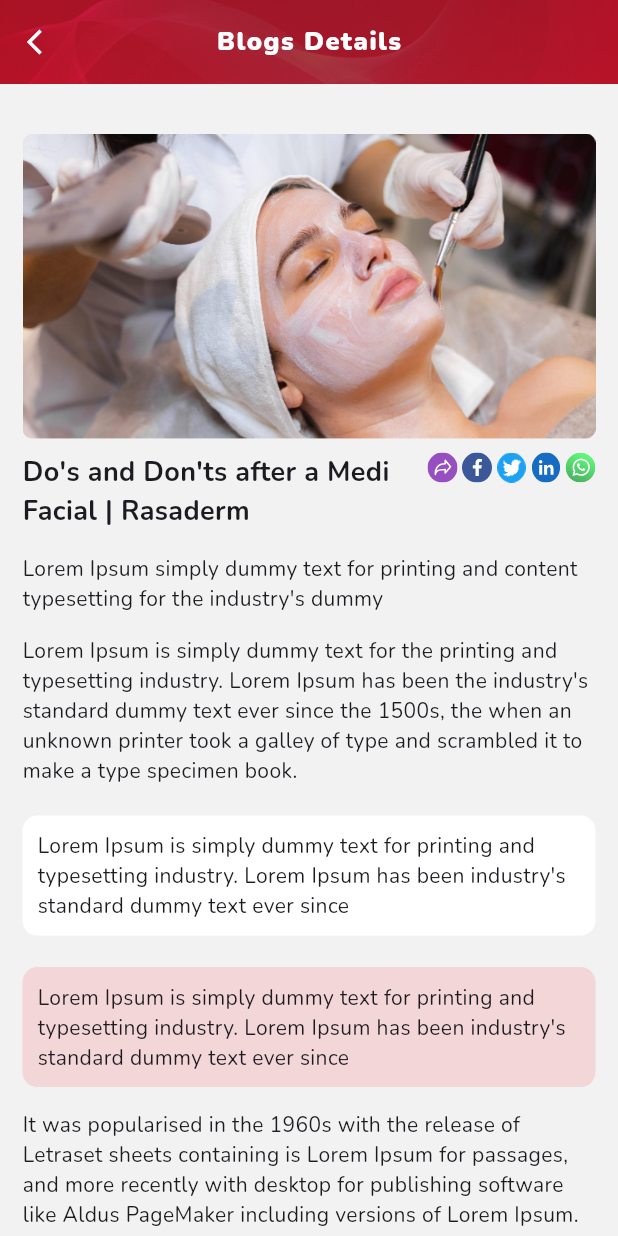
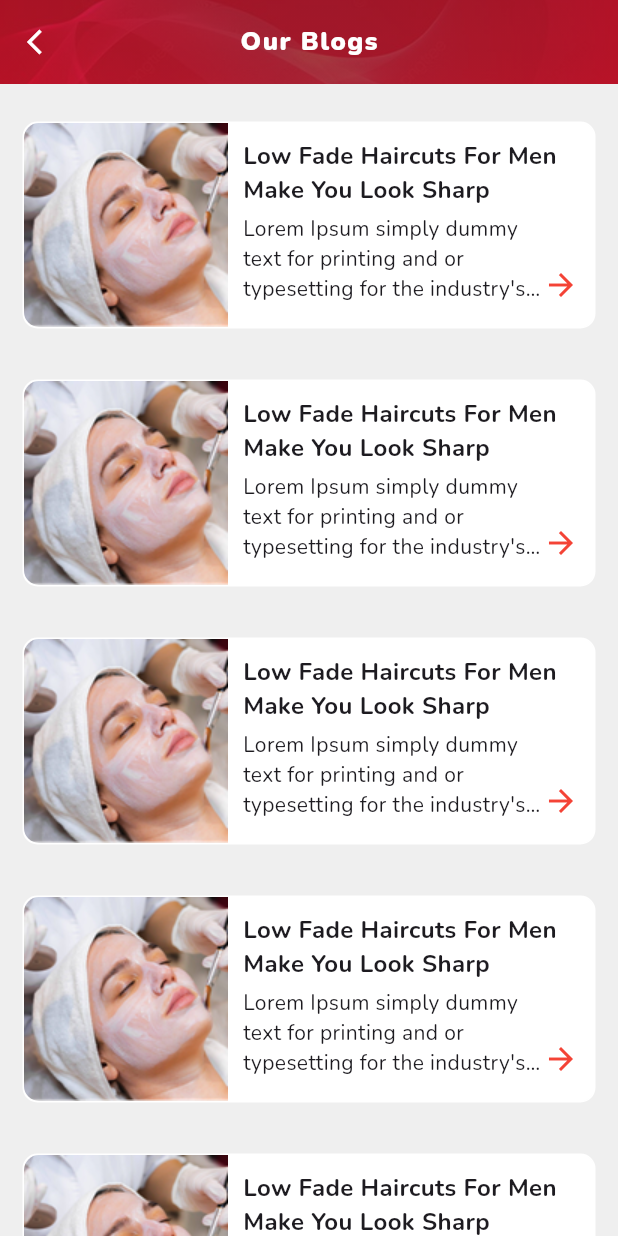
Before and after one commit to devvijay2002/-bookMyBeauty, a Flutter app: the screen it shows after launch, on a phone screen of 412 x 824 dp. Run offline on Flutter 3.47's test engine with Material 3 defaults, Android fonts, the phone set to English and light mode, and no system bars; our stand-ins replace flutter_form_builder, flutter_svg, form_builder_validators, get, google_fonts, pin_code_fields and 1 more.

Commit message:
7 oct 24

```diff
--- a/lib/constants/images.dart
+++ b/lib/constants/images.dart
@@ -2,6 +2,9 @@
 const String nextButtonBg = "assets/icons/next_button_bg.png";
 const String nextButtonBg2 = "assets/icons/next_button_bg2.png";
 const String twitterIcon ="assets/icons/twitter_icon.png";
+const String rocketIcon ="assets/icons/rocket_icon_aboutus.png";
+const String lightIcon ="assets/icons/light_icon_aboutus.png";
+const String diamondIcon ="assets/icons/diamond_icon_aboutus.png";
 
 
 // Images
@@ -11,12 +14,13 @@ const String gdTourImage3 = "assets/images/gd_tour_image3.png";
 const String loginBg = "assets/images/login_bg.png";
 const String splashBackground = "assets/images/splash_background.png";
 const String thanksBg = "assets/images/mobile_background.jpg";
-const String thanksYouImange = "assets/images/folded_hand_thank_you.png";
+const String thanksYouImage = "assets/images/folded_hand_thank_you.png";
 const String geoLocationImage = "assets/images/geolocation_image.png";
 const String noInternetImage = "assets/images/no_internet_image.png";
 const String alertImage = "assets/images/alert.png";
 const String cartImage ="assets/images/cart.png";
 const String blogImage ="assets/images/blog_image.png";
+const String demoOurBlogs = "assets/icons/our_blogs_demo_image.png";
 
 
 //svg
--- a/lib/routes/route_generator.dart
+++ b/lib/routes/route_generator.dart
@@ -2,6 +2,7 @@ import 'dart:developer';
 import 'dart:io';
 import 'package:bookmybeauty/routes/routes.dart';
 import 'package:flutter/cupertino.dart';
+import '../screens/about_us/view/about_us.dart';
 import '../screens/add_to_cart/view/add_to_cart.dart';
 import '../screens/appointment/view/appointment.dart';
 import '../screens/blog_details/view/blog_details.dart';
@@ -11,6 +12,7 @@ import '../screens/enable_geo_location_screen/view/enable_geo_location.dart';
 import '../screens/guide_screens/view/guide_view.dart';
 import '../screens/login_screen/view/login_view.dart';
 import '../screens/no_internet_screen/view/no_internet.dart';
+import '../screens/our_blogs/view/our_blogs.dart';
 import '../screens/splash_screen/view/splash_view.dart';
 import '../screens/thanks_screen/view/thanks.dart';
 import '../screens/thanks_screen/view/thanks.dart';
@@ -38,7 +40,19 @@ class RouteGenerator {
     }
 
     switch (settings.name) {
+
       case "/":
+        return navigateToScreen(
+          settings: settings,
+          route:   OurBlogsRoutes(),
+        );
+
+        case Routes.aboutUsRoute:
+        return navigateToScreen(
+          settings: settings,
+          route:   aboutUsRoute(),
+        );
+        case Routes.blogDetailsRoute:
         return navigateToScreen(
           settings: settings,
           route:   blogDetailsRoute(),
--- a/lib/routes/routes.dart
+++ b/lib/routes/routes.dart
@@ -8,6 +8,8 @@ class Routes {
   static const String noInternet ="/noInternet";
   static const String enableGeoLocation1 = "/enableGeoLocation1";
   static const String addToCart = "/addToCart";
-  static const String checkout = "/checkout";
+  static const String checkout = "/checkOut";
   static const String appointmentRoute = "/appointment";
+  static const String blogDetailsRoute = "/blogDetails";
+  static const String aboutUsRoute = "/aboutUs";
 }
--- /dev/null
+++ b/lib/screens/our_blogs/view/our_blogs.dart
@@ -0,0 +1,108 @@
+import 'package:flutter/material.dart';
+import 'package:get/get.dart';
+
+import '../../../constants/images.dart';
+import '../../../shared/globle_app_bar.dart'; // Replace with your actual image import
+
+class OurBlogsRoutes extends StatefulWidget {
+  const OurBlogsRoutes({super.key});
+
+  @override
+  State<OurBlogsRoutes> createState() => _OurBlogsRoutesState();
+}
+
+class _OurBlogsRoutesState extends State<OurBlogsRoutes> {
+  int? _touchedIndex;  // To track the currently touched item
+
+  @override
+  Widget build(BuildContext context) {
+    return Scaffold(
+      backgroundColor: Color(0xFFEFEFEF),
+      appBar: const GlobalAppBar(
+        title: 'Our Blogs',
+        centerTitle: true,
+      ),
+      body: ListView.builder(
+        itemCount: 10, // Number of items
+        itemBuilder: (context, index) {
+          return GestureDetector(
+            onPanDown: (_) {  // Detect touch (not tap)
+              setState(() {
+                _touchedIndex = index;  // Set the current touched index
+              });
+            },
+            child: Container(
+
+              width: Get.width,
+              margin: const EdgeInsets.only(left: 15, right: 15, top: 25, bottom: 9),
+              decoration: BoxDecoration(
+                color: Color(0xFFFFFFFF),
+                borderRadius: BorderRadius.circular(10),
+                border: Border.all(
+                  color: _touchedIndex == index
+                      ? Color(0xFFB31217) // Change color when the item is touched
+                      : const Color(0xFFFFFFFF), // Default border color
+                ),
+              ),
+              child: Row(
+                crossAxisAlignment: CrossAxisAlignment.start,
+                children: [
+                  ClipRRect(
+                    borderRadius: const BorderRadius.only(
+                      topLeft: Radius.circular(10),
+                      bottomLeft: Radius.circular(10),
+                    ),
+                    child: Image.asset(
+                      demoOurBlogs,  // Replace with your image path
+                      width: 136,
+                      height: 136,
+                      fit: BoxFit.cover,
+                    ),
+                  ),
+                  Expanded(
+                    child: Container(
+                      margin: const EdgeInsets.all(10),
+                      child: Column(
+                        crossAxisAlignment: CrossAxisAlignment.start,
+                        children: [
+                          const Text(
+                            "Low Fade Haircuts For Men Make You Look Sharp",
+                            maxLines: 2,
+                            overflow: TextOverflow.ellipsis,
+                            style: TextStyle(
+                              fontSize: 16,
+                              fontWeight: FontWeight.bold,
+                            ),
+                          ),
+                          const SizedBox(height: 4),
+                          Row(
+                            crossAxisAlignment: CrossAxisAlignment.end,
+                            children: [
+                              const Expanded(
+                                child: Text(
+                                  "Lorem Ipsum simply dummy text for printing and or typesetting for the industry's dummy",
+                                  maxLines: 3,
+                                  softWrap: true,
+                                  overflow: TextOverflow.ellipsis,
+                                ),
+                              ),
+                              GestureDetector(
+                                onTap: (){
+                                  print("left arrow click");
+                                },
+                                  child: const Icon(Icons.arrow_forward, color: Colors.red)),
+                            ],
+                          ),
+                        ],
+                      ),
+                    ),
+                  ),
+                ],
+              ),
+            ),
+          );
+        },
+      ),
+    );
+  }
+}
--- a/lib/screens/thanks_screen/view/thanks.dart
+++ b/lib/screens/thanks_screen/view/thanks.dart
@@ -33,7 +33,7 @@ class _ThanksViewState extends State<ThanksView> {
           mainAxisAlignment: MainAxisAlignment.center,
           children: [
             Image.asset(
-              thanksYouImange, // Replace with your image path
+              thanksYouImage, // Replace with your image path
               width: 100, // Set the desired width
               height: 100, // Set the desired height
             ),
--- a/pubspec.yaml
+++ b/pubspec.yaml
@@ -37,6 +37,7 @@ dependencies:
   pin_code_fields: ^8.0.1
   flutter_svg: ^2.0.10+1
   url_launcher: ^6.3.0
+  share_plus: ^10.0.2
 
 
   # The following adds the Cupertino Icons font to your application.
```
Also changed, not shown: lib/screens/about_us/view/about_us.dart (added, +270 -0 lines), lib/screens/blog_details/view/blog_details.dart (+18 -10 lines), assets/icons/diamond_icon_aboutus.png (added), assets/icons/light_icon_aboutus.png (added), assets/icons/our_blogs_demo_image.png (added), assets/icons/rocket_icon_aboutus.png (added), pubspec.lock.
